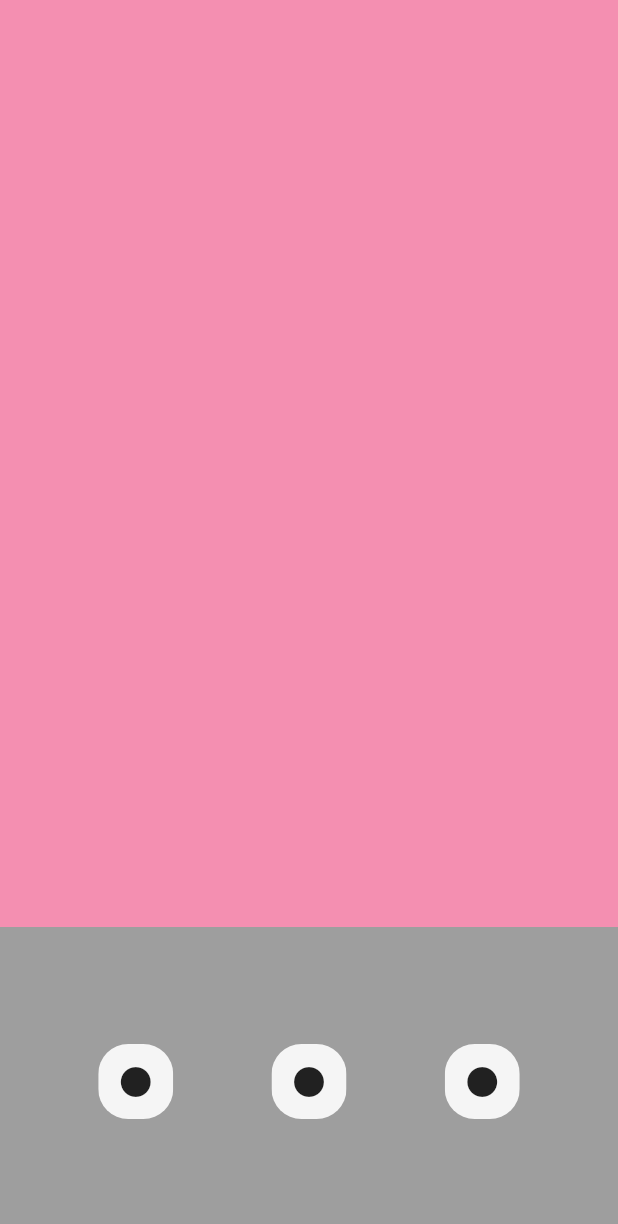
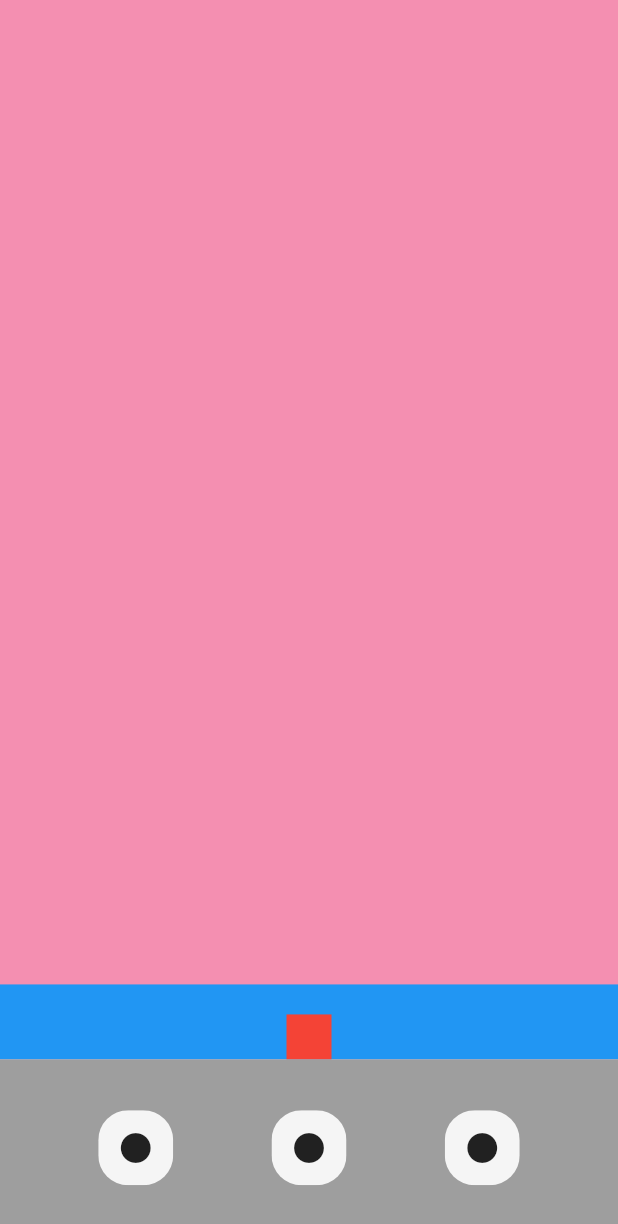
Before and after one commit to brunopadovan/void-song, a Flutter app: the screen it shows after launch, on a phone screen of 412 x 824 dp. Shown: the top 1224 px of the screen. Run offline on Flutter 3.47's test engine with Material 2 defaults, Android fonts, the phone set to English and light mode, and no system bars.

Commit message:
Added a trigger button
- next steps are to make hit detection and make the animation smoother

```diff
--- a/lib/HomePage.dart
+++ b/lib/HomePage.dart
@@ -1,24 +1,51 @@
+import 'dart:async';
 import 'package:flutter/material.dart';
-
+import 'package:void_song/Player.dart';
 import 'Button.dart';
 
 class HomePage extends StatefulWidget {
-  const HomePage({super.key});
-
   @override
-  State<HomePage> createState() => _HomePageState();
+  _HomePageState createState() => _HomePageState();
 }
 
 class _HomePageState extends State<HomePage> {
+  //snap variables
+  double snapX = 0;
+  double snapY = 1;
+
+  void Snap_Center() {
+    Timer.periodic(Duration(milliseconds: 100), (timer) {
+      setState(() {
+       snapY -= 0.1;
+        // For example, you can use snapX += 0.1; to update snapX.
+      });
+    });
+  }
+
   @override
   Widget build(BuildContext context) {
-    return  Column(
+    return Column(
       children: [
         Expanded(
-          flex: 3,
-            child: Container(
-              color: Colors.pink[200],
+          flex: 6,
+          child: Container(
+            color: Colors.pink[200],
+            child: Center(
+              child: Stack(
+                children: [
+                  MyPlayer(),
+                  Container(
+                    alignment: Alignment(snapX, snapY),
+                    child: Container(
+                      width: 30,
+                      height: 30,
+                      color: Colors.red,
+                    ),
+                  )
+                ],
+              ),
             ),
+          ),
         ),
         Expanded(
           child: Container(
@@ -31,6 +58,7 @@ class _HomePageState extends State<HomePage> {
                 ),
                 MyButton(
                   icon: Icons.circle,
+                  function: Snap_Center,
                 ),
                 MyButton(
                   icon: Icons.circle,
@@ -39,7 +67,6 @@ class _HomePageState extends State<HomePage> {
             ),
           ),
         ),
-
       ],
     );
   }
--- /dev/null
+++ b/lib/Player.dart
@@ -0,0 +1,16 @@
+import 'package:flutter/material.dart';
+
+class MyPlayer extends StatelessWidget {
+
+  @override
+  Widget build(BuildContext context) {
+    return Container(
+        alignment: Alignment(1,1),
+    child: Container(
+    color: Colors.blue,
+    height: 50,
+    width: 500,
+    ),
+    );
+  }
+}
--- a/lib/main.dart
+++ b/lib/main.dart
@@ -11,7 +11,7 @@ class MyApp extends StatelessWidget {
 
   @override
   Widget build(BuildContext context) {
-    return const MaterialApp(
+    return MaterialApp(
       debugShowCheckedModeBanner: false,
       home: HomePage(),
     );
```
